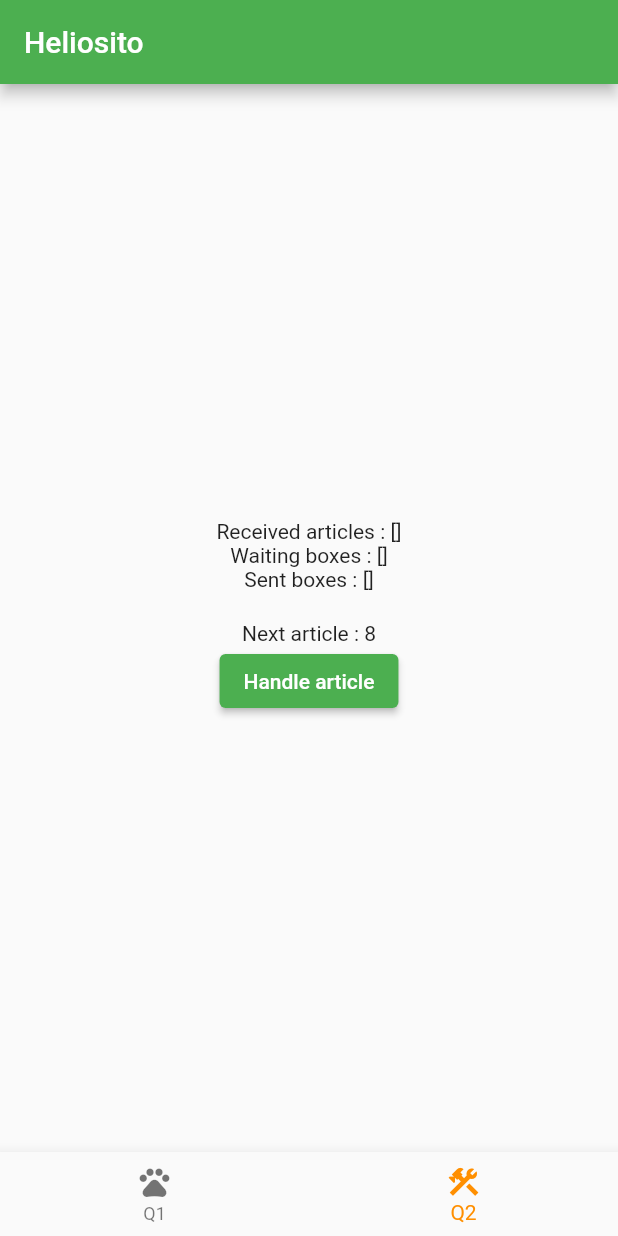
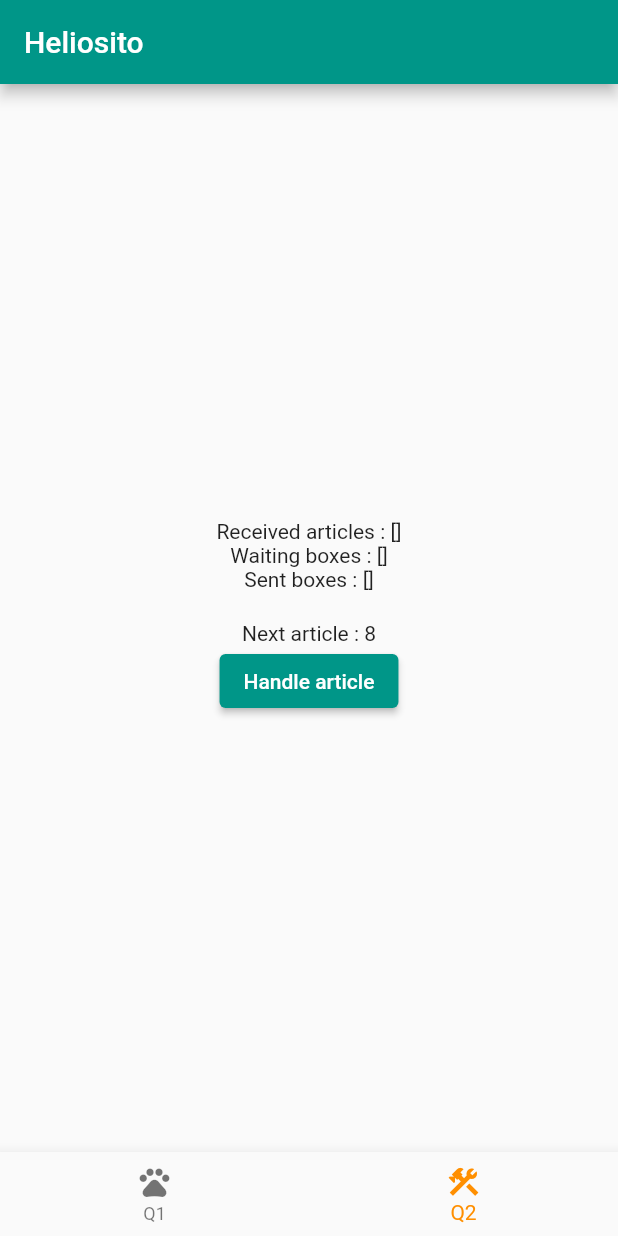
Before and after one commit to icodeyou/heliosito, a Flutter app: the screen it shows after launch, item 2 of the bottom bar chosen, on a phone screen of 412 x 824 dp. Run offline on Flutter 3.47's test engine with Material 2 defaults, Android fonts, the phone set to English and light mode, and no system bars; our stand-ins replace flutter_bloc; network calls fail.

Commit message:
change color toolbar

```diff
--- a/lib/main.dart
+++ b/lib/main.dart
@@ -20,7 +20,7 @@ class MyApp extends StatelessWidget {
     return MaterialApp(
       title: 'Heliosito',
       theme: ThemeData(
-        primarySwatch: Colors.green,
+        primarySwatch: Colors.teal,
       ),
       initialRoute: '/',
       routes: {
```
